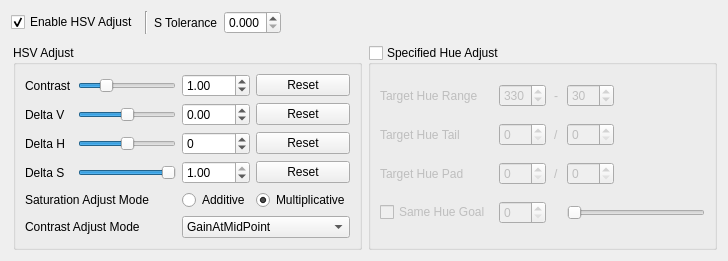
First picture: the form in script/verify_tool_app/ui/hsv_ui.ui, repository FaiScofield/hwpq_verify, before the edit.
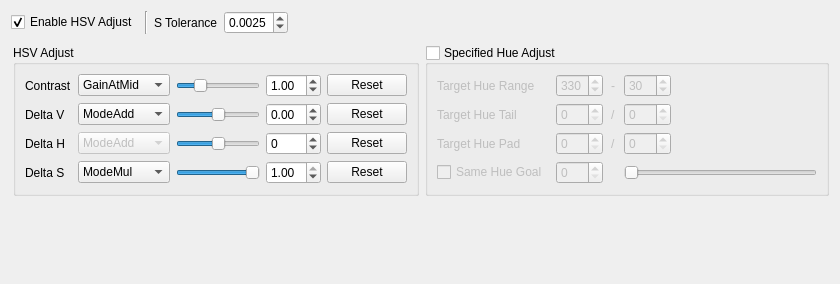
Second picture: the form after the edit.

What changed in the file:
```diff
--- a/script/verify_tool_app/ui/hsv_ui.ui
+++ b/script/verify_tool_app/ui/hsv_ui.ui
@@ -6,8 +6,8 @@
    <rect>
     <x>0</x>
     <y>0</y>
-    <width>728</width>
-    <height>260</height>
+    <width>840</width>
+    <height>284</height>
    </rect>
   </property>
   <property name="windowTitle">
@@ -48,17 +48,17 @@
      </item>
      <item>
       <widget class="QDoubleSpinBox" name="spinBox_toleranceS">
-       <property name="toolTip">
-        <string>S 保护阈值：小于该值的像素视为灰色像素，不会被放大</string>
-       </property>
        <property name="sizePolicy">
         <sizepolicy hsizetype="Preferred" vsizetype="Fixed">
          <horstretch>0</horstretch>
          <verstretch>0</verstretch>
         </sizepolicy>
        </property>
+       <property name="toolTip">
+        <string>S 保护阈值：小于该值的像素视为灰色像素，不会被放大</string>
+       </property>
        <property name="decimals">
-        <number>3</number>
+        <number>4</number>
        </property>
        <property name="maximum">
         <double>0.100000000000000</double>
@@ -66,6 +66,9 @@
        <property name="singleStep">
         <double>0.005000000000000</double>
        </property>
+       <property name="value">
+        <double>0.002500000000000</double>
+       </property>
       </widget>
      </item>
      <item>
@@ -103,6 +106,53 @@
         <property name="leftMargin">
          <number>9</number>
         </property>
+        <item row="4" column="1">
+         <widget class="QComboBox" name="comboBox_modeH">
+          <property name="enabled">
+           <bool>false</bool>
+          </property>
+          <item>
+           <property name="text">
+            <string>ModeAdd</string>
+           </property>
+          </item>
+          <item>
+           <property name="text">
+            <string>ModeMul</string>
+           </property>
+          </item>
+         </widget>
+        </item>
+        <item row="1" column="4">
+         <widget class="QPushButton" name="pushButton_resetV">
+          <property name="toolTip">
+           <string>将 Delta V 重置为中性值 0</string>
+          </property>
+          <property name="text">
+           <string>Reset</string>
+          </property>
+         </widget>
+        </item>
+        <item row="1" column="0">
+         <widget class="QLabel" name="label_deltaV">
+          <property name="toolTip">
+           <string>V 通道加性偏移（叠加在对比度增益之后）</string>
+          </property>
+          <property name="text">
+           <string>Delta V</string>
+          </property>
+         </widget>
+        </item>
+        <item row="4" column="4">
+         <widget class="QPushButton" name="pushButton_resetH">
+          <property name="toolTip">
+           <string>将 Delta H 重置为中性值 0</string>
+          </property>
+          <property name="text">
+           <string>Reset</string>
+          </property>
+         </widget>
+        </item>
         <item row="0" column="0">
          <widget class="QLabel" name="label_gainC">
           <property name="toolTip">
@@ -113,140 +163,49 @@
           </property>
          </widget>
         </item>
-        <item row="4" column="3">
-         <widget class="QPushButton" name="pushButton_resetH">
-          <property name="toolTip">
-           <string>将 Delta H 重置为中性值 0</string>
+        <item row="6" column="1">
+         <widget class="QComboBox" name="comboBox_modeS">
+          <property name="currentIndex">
+           <number>1</number>
           </property>
-          <property name="text">
-           <string>Reset</string>
-          </property>
+          <item>
+           <property name="text">
+            <string>ModeAdd</string>
+           </property>
+          </item>
+          <item>
+           <property name="text">
+            <string>ModeMul</string>
+           </property>
+          </item>
          </widget>
         </item>
         <item row="1" column="2">
-         <widget class="QDoubleSpinBox" name="spinBox_deltaV">
+         <widget class="QSlider" name="slider_deltaV">
+          <property name="sizePolicy">
+           <sizepolicy hsizetype="Expanding" vsizetype="Fixed">
+            <horstretch>1</horstretch>
+            <verstretch>0</verstretch>
+           </sizepolicy>
+          </property>
           <property name="toolTip">
            <string>V 加性偏移 dv</string>
           </property>
-          <property name="decimals">
-           <number>2</number>
-          </property>
           <property name="minimum">
-           <double>-1.000000000000000</double>
+           <number>-100</number>
           </property>
           <property name="maximum">
-           <double>1.000000000000000</double>
-          </property>
-          <property name="singleStep">
-           <double>0.010000000000000</double>
-          </property>
-          <property name="value">
-           <double>0.000000000000000</double>
-          </property>
-         </widget>
-        </item>
-        <item row="6" column="2">
-         <widget class="QDoubleSpinBox" name="spinBox_deltaS">
-          <property name="toolTip">
-           <string>S 调整量 ds，支持加性或乘性</string>
-          </property>
-          <property name="decimals">
-           <number>2</number>
-          </property>
-          <property name="minimum">
-           <double>-1.000000000000000</double>
-          </property>
-          <property name="maximum">
-           <double>1.000000000000000</double>
-          </property>
-          <property name="singleStep">
-           <double>0.010000000000000</double>
-          </property>
-          <property name="value">
-           <double>1.000000000000000</double>
-          </property>
-         </widget>
-        </item>
-        <item row="4" column="1">
-         <widget class="QSlider" name="slider_deltaH">
-          <property name="toolTip">
-           <string>H 加性偏移 dh</string>
-          </property>
-          <property name="sizePolicy">
-           <sizepolicy hsizetype="Expanding" vsizetype="Fixed">
-            <horstretch>1</horstretch>
-            <verstretch>0</verstretch>
-           </sizepolicy>
-          </property>
-          <property name="minimum">
-           <number>-180</number>
-          </property>
-          <property name="maximum">
-           <number>180</number>
-          </property>
-          <property name="value">
-           <number>0</number>
-          </property>
-          <property name="orientation">
-           <enum>Qt::Orientation::Horizontal</enum>
-          </property>
-         </widget>
-        </item>
-        <item row="4" column="2">
-         <widget class="QSpinBox" name="spinBox_deltaH">
-          <property name="toolTip">
-           <string>H 加性偏移 dh</string>
-          </property>
-          <property name="minimum">
-           <number>-180</number>
-          </property>
-          <property name="maximum">
-           <number>180</number>
-          </property>
-          <property name="singleStep">
-           <number>1</number>
-          </property>
-          <property name="value">
-           <number>0</number>
-          </property>
-         </widget>
-        </item>
-        <item row="4" column="0">
-         <widget class="QLabel" name="label_deltaH">
-          <property name="toolTip">
-           <string>H 通道加性偏移</string>
-          </property>
-          <property name="text">
-           <string>Delta H</string>
-          </property>
-         </widget>
-        </item>
-        <item row="0" column="1">
-         <widget class="QSlider" name="slider_gainC">
-          <property name="toolTip">
-           <string>对比度增益 gc，乘性作用于 V 通道</string>
-          </property>
-          <property name="sizePolicy">
-           <sizepolicy hsizetype="Expanding" vsizetype="Fixed">
-            <horstretch>1</horstretch>
-            <verstretch>0</verstretch>
-           </sizepolicy>
-          </property>
-          <property name="minimum">
-           <number>0</number>
-          </property>
-          <property name="maximum">
-           <number>400</number>
-          </property>
-          <property name="value">
            <number>100</number>
           </property>
+          <property name="value">
+           <number>0</number>
+          </property>
           <property name="orientation">
            <enum>Qt::Orientation::Horizontal</enum>
           </property>
          </widget>
         </item>
-        <item row="0" column="2">
+        <item row="0" column="3">
          <widget class="QDoubleSpinBox" name="spinBox_gainC">
           <property name="toolTip">
            <string>对比度增益 gc，乘性作用于 V 通道</string>
@@ -268,135 +227,53 @@
           </property>
          </widget>
         </item>
-        <item row="9" column="0" colspan="2">
-         <widget class="QLabel" name="label_modeS">
-          <property name="toolTip">
-           <string>&lt;html&gt;&lt;head/&gt;&lt;body&gt;&lt;p&gt;饱和度调整方式：加性 or 乘性&lt;/p&gt;&lt;/body&gt;&lt;/html&gt;</string>
-          </property>
-          <property name="text">
-           <string>Saturation Adjust Mode</string>
-          </property>
-         </widget>
-        </item>
-        <item row="6" column="3">
-         <widget class="QPushButton" name="pushButton_resetS">
-          <property name="toolTip">
-           <string>将 S 调整量重置为当前模式的中性值（加性 0 / 乘性 1）</string>
-          </property>
-          <property name="text">
-           <string>Reset</string>
-          </property>
-         </widget>
-        </item>
-        <item row="0" column="3">
-         <widget class="QPushButton" name="pushButton_resetC">
-          <property name="text">
-           <string>Reset</string>
-          </property>
-         </widget>
-        </item>
-        <item row="6" column="1">
-         <widget class="QSlider" name="slider_deltaS">
-          <property name="toolTip">
-           <string>S 调整量 ds，支持加性或乘性生效</string>
-          </property>
-          <property name="sizePolicy">
-           <sizepolicy hsizetype="Expanding" vsizetype="Fixed">
-            <horstretch>1</horstretch>
-            <verstretch>0</verstretch>
-           </sizepolicy>
-          </property>
-          <property name="minimum">
-           <number>-100</number>
-          </property>
-          <property name="maximum">
-           <number>100</number>
-          </property>
-          <property name="pageStep">
-           <number>10</number>
-          </property>
-          <property name="value">
-           <number>100</number>
-          </property>
-          <property name="orientation">
-           <enum>Qt::Orientation::Horizontal</enum>
-          </property>
-         </widget>
-        </item>
-        <item row="1" column="1">
-         <widget class="QSlider" name="slider_deltaV">
+        <item row="1" column="3">
+         <widget class="QDoubleSpinBox" name="spinBox_deltaV">
           <property name="toolTip">
            <string>V 加性偏移 dv</string>
           </property>
+          <property name="decimals">
+           <number>2</number>
+          </property>
+          <property name="minimum">
+           <double>-1.000000000000000</double>
+          </property>
+          <property name="maximum">
+           <double>1.000000000000000</double>
+          </property>
+          <property name="singleStep">
+           <double>0.010000000000000</double>
+          </property>
+          <property name="value">
+           <double>0.000000000000000</double>
+          </property>
+         </widget>
+        </item>
+        <item row="0" column="2">
+         <widget class="QSlider" name="slider_gainC">
           <property name="sizePolicy">
            <sizepolicy hsizetype="Expanding" vsizetype="Fixed">
             <horstretch>1</horstretch>
             <verstretch>0</verstretch>
            </sizepolicy>
           </property>
+          <property name="toolTip">
+           <string>对比度增益 gc，乘性作用于 V 通道</string>
+          </property>
           <property name="minimum">
-           <number>-100</number>
-          </property>
-          <property name="maximum">
-           <number>100</number>
-          </property>
-          <property name="value">
            <number>0</number>
           </property>
+          <property name="maximum">
+           <number>400</number>
+          </property>
+          <property name="value">
+           <number>100</number>
+          </property>
           <property name="orientation">
            <enum>Qt::Orientation::Horizontal</enum>
           </property>
          </widget>
         </item>
-        <item row="1" column="0">
-         <widget class="QLabel" name="label_deltaV">
-          <property name="toolTip">
-           <string>V 通道加性偏移（叠加在对比度增益之后）</string>
-          </property>
-          <property name="text">
-           <string>Delta V</string>
-          </property>
-         </widget>
-        </item>
-        <item row="9" column="2">
-         <widget class="QRadioButton" name="radioButton_modeAdd">
-          <property name="toolTip">
-           <string>S 调整为加性模式</string>
-          </property>
-          <property name="text">
-           <string>Additive</string>
-          </property>
-          <property name="checked">
-           <bool>false</bool>
-          </property>
-         </widget>
-        </item>
-        <item row="9" column="3">
-         <widget class="QRadioButton" name="radioButton_modeMul">
-          <property name="toolTip">
-           <string>S 调整为乘性模式</string>
-          </property>
-          <property name="text">
-           <string>Multiplicative</string>
-          </property>
-          <property name="checkable">
-           <bool>true</bool>
-          </property>
-          <property name="checked">
-           <bool>true</bool>
-          </property>
-         </widget>
-        </item>
-        <item row="1" column="3">
-         <widget class="QPushButton" name="pushButton_resetV">
-          <property name="toolTip">
-           <string>将 Delta V 重置为中性值 0</string>
-          </property>
-          <property name="text">
-           <string>Reset</string>
-          </property>
-         </widget>
-        </item>
         <item row="6" column="0">
          <widget class="QLabel" name="label_deltaS">
           <property name="toolTip">
@@ -407,38 +284,169 @@
           </property>
          </widget>
         </item>
-        <item row="10" column="0" colspan="2">
-         <widget class="QLabel" name="label_modeC">
+        <item row="6" column="2">
+         <widget class="QSlider" name="slider_deltaS">
+          <property name="sizePolicy">
+           <sizepolicy hsizetype="Expanding" vsizetype="Fixed">
+            <horstretch>1</horstretch>
+            <verstretch>0</verstretch>
+           </sizepolicy>
+          </property>
           <property name="toolTip">
-           <string>对比度增益参考点选择</string>
+           <string>S 调整量 ds，支持加性或乘性生效</string>
           </property>
+          <property name="minimum">
+           <number>-100</number>
+          </property>
+          <property name="maximum">
+           <number>100</number>
+          </property>
+          <property name="pageStep">
+           <number>10</number>
+          </property>
+          <property name="value">
+           <number>100</number>
+          </property>
+          <property name="orientation">
+           <enum>Qt::Orientation::Horizontal</enum>
+          </property>
+         </widget>
+        </item>
+        <item row="6" column="4">
+         <widget class="QPushButton" name="pushButton_resetS">
+          <property name="toolTip">
+           <string>将 S 调整量重置为当前模式的中性值（加性 0 / 乘性 1）</string>
+          </property>
           <property name="text">
-           <string>Contrast Adjust Mode</string>
+           <string>Reset</string>
           </property>
          </widget>
         </item>
-        <item row="10" column="2" colspan="2">
+        <item row="1" column="1">
+         <widget class="QComboBox" name="comboBox_modeV">
+          <item>
+           <property name="text">
+            <string>ModeAdd</string>
+           </property>
+          </item>
+          <item>
+           <property name="text">
+            <string>ModeMul</string>
+           </property>
+          </item>
+         </widget>
+        </item>
+        <item row="4" column="0">
+         <widget class="QLabel" name="label_deltaH">
+          <property name="toolTip">
+           <string>H 通道加性偏移</string>
+          </property>
+          <property name="text">
+           <string>Delta H</string>
+          </property>
+         </widget>
+        </item>
+        <item row="0" column="1">
          <widget class="QComboBox" name="comboBox_modeC">
+          <property name="sizePolicy">
+           <sizepolicy hsizetype="Preferred" vsizetype="Fixed">
+            <horstretch>0</horstretch>
+            <verstretch>0</verstretch>
+           </sizepolicy>
+          </property>
           <property name="toolTip">
            <string>对比度增益参考点：MidPoint 过 v=0.5 中点 / ZeroPoint 过 v=0 原点 / Both 按 gc&lt;1 或 &gt;1 自动选择</string>
           </property>
           <item>
            <property name="text">
-            <string>GainAtMidPoint</string>
+            <string>GainAtMid</string>
            </property>
           </item>
           <item>
            <property name="text">
-            <string>GainAtZeroPoint</string>
+            <string>GainAtZero</string>
            </property>
           </item>
           <item>
            <property name="text">
-            <string>GainAtBothZeroAndMid</string>
+            <string>GainAtBoth</string>
            </property>
           </item>
          </widget>
         </item>
+        <item row="6" column="3">
+         <widget class="QDoubleSpinBox" name="spinBox_deltaS">
+          <property name="toolTip">
+           <string>S 调整量 ds，支持加性或乘性</string>
+          </property>
+          <property name="decimals">
+           <number>2</number>
+          </property>
+          <property name="minimum">
+           <double>-1.000000000000000</double>
+          </property>
+          <property name="maximum">
+           <double>1.000000000000000</double>
+          </property>
+          <property name="singleStep">
+           <double>0.010000000000000</double>
+          </property>
+          <property name="value">
+           <double>1.000000000000000</double>
+          </property>
+         </widget>
+        </item>
+        <item row="4" column="2">
+         <widget class="QSlider" name="slider_deltaH">
+          <property name="sizePolicy">
+           <sizepolicy hsizetype="Expanding" vsizetype="Fixed">
+            <horstretch>1</horstretch>
+            <verstretch>0</verstretch>
+           </sizepolicy>
+          </property>
+          <property name="toolTip">
+           <string>H 加性偏移 dh</string>
+          </property>
+          <property name="minimum">
+           <number>-180</number>
+          </property>
+          <property name="maximum">
+           <number>180</number>
+          </property>
+          <property name="value">
+           <number>0</number>
+          </property>
+          <property name="orientation">
+           <enum>Qt::Orientation::Horizontal</enum>
+          </property>
+         </widget>
+        </item>
+        <item row="0" column="4">
+         <widget class="QPushButton" name="pushButton_resetC">
+          <property name="text">
+           <string>Reset</string>
+          </property>
+         </widget>
+        </item>
+        <item row="4" column="3">
+         <widget class="QSpinBox" name="spinBox_deltaH">
+          <property name="toolTip">
+           <string>H 加性偏移 dh</string>
+          </property>
+          <property name="minimum">
+           <number>-180</number>
+          </property>
+          <property name="maximum">
+           <number>180</number>
+          </property>
+          <property name="singleStep">
+           <number>1</number>
+          </property>
+          <property name="value">
+           <number>0</number>
+          </property>
+         </widget>
+        </item>
        </layout>
       </widget>
      </item>
@@ -482,15 +490,15 @@
         </item>
         <item row="1" column="3">
          <widget class="QSpinBox" name="spinBox_hueEndTail">
+          <property name="sizePolicy">
+           <sizepolicy hsizetype="Fixed" vsizetype="Fixed">
+            <horstretch>0</horstretch>
+            <verstretch>0</verstretch>
+           </sizepolicy>
+          </property>
           <property name="toolTip">
            <string>结束端向内过渡角度（0~hr/2），过渡区与输入色 alpha 融合</string>
           </property>
-          <property name="sizePolicy">
-           <sizepolicy hsizetype="Fixed" vsizetype="Fixed">
-            <horstretch>0</horstretch>
-            <verstretch>0</verstretch>
-           </sizepolicy>
-          </property>
           <property name="maximum">
            <number>180</number>
           </property>
@@ -501,15 +509,15 @@
         </item>
         <item row="0" column="3">
          <widget class="QSpinBox" name="spinBox_hueEnd">
+          <property name="sizePolicy">
+           <sizepolicy hsizetype="Fixed" vsizetype="Fixed">
+            <horstretch>0</horstretch>
+            <verstretch>0</verstretch>
+           </sizepolicy>
+          </property>
           <property name="toolTip">
            <string>目标色调范围结束角（0-360，支持跨 0° 环绕）</string>
           </property>
-          <property name="sizePolicy">
-           <sizepolicy hsizetype="Fixed" vsizetype="Fixed">
-            <horstretch>0</horstretch>
-            <verstretch>0</verstretch>
-           </sizepolicy>
-          </property>
           <property name="maximum">
            <number>360</number>
           </property>
@@ -520,15 +528,15 @@
         </item>
         <item row="1" column="1">
          <widget class="QSpinBox" name="spinBox_hueStartTail">
+          <property name="sizePolicy">
+           <sizepolicy hsizetype="Fixed" vsizetype="Fixed">
+            <horstretch>0</horstretch>
+            <verstretch>0</verstretch>
+           </sizepolicy>
+          </property>
           <property name="toolTip">
            <string>起始端向内过渡角度（0~hr/2），过渡区与输入色 alpha 融合</string>
           </property>
-          <property name="sizePolicy">
-           <sizepolicy hsizetype="Fixed" vsizetype="Fixed">
-            <horstretch>0</horstretch>
-            <verstretch>0</verstretch>
-           </sizepolicy>
-          </property>
           <property name="maximum">
            <number>180</number>
           </property>
@@ -566,15 +574,15 @@
         </item>
         <item row="2" column="1">
          <widget class="QSpinBox" name="spinBox_hueStartPad">
+          <property name="sizePolicy">
+           <sizepolicy hsizetype="Fixed" vsizetype="Fixed">
+            <horstretch>0</horstretch>
+            <verstretch>0</verstretch>
+           </sizepolicy>
+          </property>
           <property name="toolTip">
            <string>起始端向外扩展角度（0~hr/2），扩展区与输入色 alpha 融合</string>
           </property>
-          <property name="sizePolicy">
-           <sizepolicy hsizetype="Fixed" vsizetype="Fixed">
-            <horstretch>0</horstretch>
-            <verstretch>0</verstretch>
-           </sizepolicy>
-          </property>
           <property name="maximum">
            <number>180</number>
           </property>
@@ -585,15 +593,15 @@
         </item>
         <item row="2" column="3">
          <widget class="QSpinBox" name="spinBox_hueEndPad">
+          <property name="sizePolicy">
+           <sizepolicy hsizetype="Fixed" vsizetype="Fixed">
+            <horstretch>0</horstretch>
+            <verstretch>0</verstretch>
+           </sizepolicy>
+          </property>
           <property name="toolTip">
            <string>结束端向外扩展角度（0~hr/2），扩展区与输入色 alpha 融合</string>
           </property>
-          <property name="sizePolicy">
-           <sizepolicy hsizetype="Fixed" vsizetype="Fixed">
-            <horstretch>0</horstretch>
-            <verstretch>0</verstretch>
-           </sizepolicy>
-          </property>
           <property name="maximum">
            <number>180</number>
           </property>
@@ -604,15 +612,15 @@
         </item>
         <item row="0" column="1">
          <widget class="QSpinBox" name="spinBox_hueStart">
+          <property name="sizePolicy">
+           <sizepolicy hsizetype="Fixed" vsizetype="Fixed">
+            <horstretch>0</horstretch>
+            <verstretch>0</verstretch>
+           </sizepolicy>
+          </property>
           <property name="toolTip">
            <string>目标色调范围起始角（0-360，支持跨 0° 环绕）</string>
           </property>
-          <property name="sizePolicy">
-           <sizepolicy hsizetype="Fixed" vsizetype="Fixed">
-            <horstretch>0</horstretch>
-            <verstretch>0</verstretch>
-           </sizepolicy>
-          </property>
           <property name="maximum">
            <number>360</number>
           </property>
@@ -640,9 +648,6 @@
         </item>
         <item row="3" column="3" colspan="2">
          <widget class="QSlider" name="slider_sameHueGoal">
-          <property name="toolTip">
-           <string>目标色调角（0-360），HSV 调整向该颜色变化</string>
-          </property>
           <property name="enabled">
            <bool>false</bool>
           </property>
@@ -652,6 +657,9 @@
             <verstretch>0</verstretch>
            </sizepolicy>
           </property>
+          <property name="toolTip">
+           <string>目标色调角（0-360），HSV 调整向该颜色变化</string>
+          </property>
           <property name="minimum">
            <number>0</number>
           </property>
@@ -668,9 +676,6 @@
         </item>
         <item row="3" column="1" colspan="2">
          <widget class="QSpinBox" name="spinBox_sameHueGoal">
-          <property name="toolTip">
-           <string>目标色调角（0-360），HSV 调整向该颜色变化</string>
-          </property>
           <property name="enabled">
            <bool>false</bool>
           </property>
@@ -680,6 +685,9 @@
             <verstretch>0</verstretch>
            </sizepolicy>
           </property>
+          <property name="toolTip">
+           <string>目标色调角（0-360），HSV 调整向该颜色变化</string>
+          </property>
           <property name="maximum">
            <number>360</number>
           </property>
```
